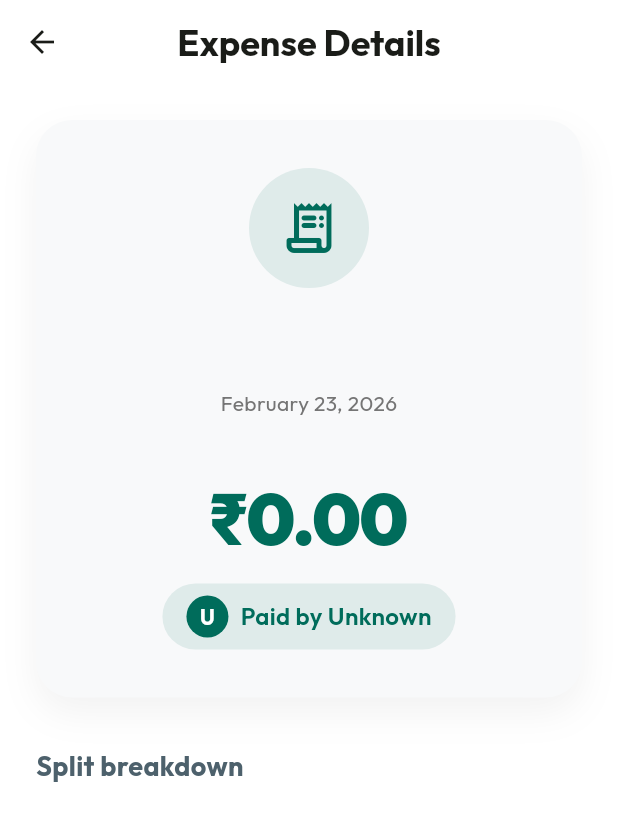
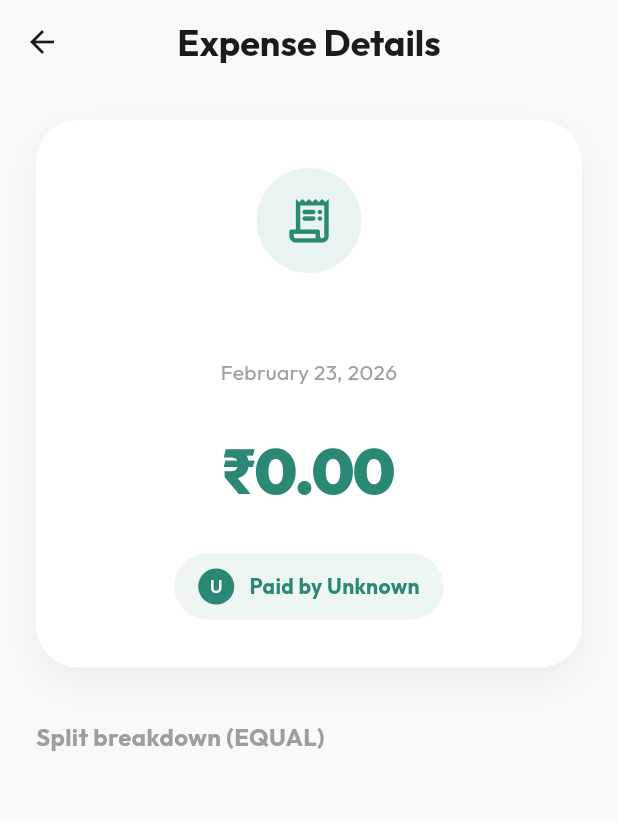
Before and after one commit to ANKITDANDOTIYA/split_x, a Flutter app: the ExpenseDetailScreen screen opened directly with empty values, on a phone screen of 412 x 824 dp. Shown: the top 821 px of the screen. Run offline on Flutter 3.47's test engine with Material 3 defaults, Android fonts, the phone set to English and light mode, and no system bars; our stand-ins replace cloud_firestore, email_validator, firebase_auth, firebase_core, flutter_contacts, google_fonts and 3 more; accounts and stored records are empty.

Commit message:
Update the Expense Detail Screen Acoording to the Custom Expense Feature

```diff
--- a/lib/screens/expense_detail_screen.dart
+++ b/lib/screens/expense_detail_screen.dart
@@ -16,94 +16,89 @@ class ExpenseDetailScreen extends StatelessWidget {
 
   @override
   Widget build(BuildContext context) {
-    final payerName = group.participants
-            .firstWhere((p) => p.id == expense.payerId,
-                orElse: () => Participant(id: '?', name: 'Unknown'))
-            .name;
 
-    final splitAmount = expense.amount / expense.involvedParticipantIds.length;
+    final Color primaryGreen = const Color.fromARGB(255, 43, 136, 116);
+    final bool isDark = Theme.of(context).brightness == Brightness.dark;
+
+    final payer = group.participants.firstWhere(
+      (p) => p.id == expense.payerId,
+      orElse: () => Participant(id: '?', name: 'Unknown'),
+    );
 
     return Scaffold(
-      backgroundColor: Theme.of(context).scaffoldBackgroundColor,
+      backgroundColor: isDark ? const Color(0xFF121212) : const Color(0xFFF8F9FA),
       appBar: AppBar(
-        title: const Text("Expense Details"),
+        title: const Text("Expense Details", style: TextStyle(fontWeight: FontWeight.bold)),
         centerTitle: true,
+        backgroundColor: Colors.transparent,
+        elevation: 0,
       ),
       body: SingleChildScrollView(
-        padding: const EdgeInsets.all(24),
+        padding: const EdgeInsets.only(top: 24, left: 24, right: 24, bottom: 50),
         child: Column(
           children: [
-            // Receipt Card
+
             Container(
               width: double.infinity,
               padding: const EdgeInsets.all(32),
               decoration: BoxDecoration(
-                color: Theme.of(context).cardTheme.color,
-                borderRadius: BorderRadius.circular(24),
+                color: isDark ? const Color(0xFF1E1E1E) : Colors.white,
+                borderRadius: BorderRadius.circular(28),
                 boxShadow: [
-                  BoxShadow(color: Colors.black.withOpacity(0.05), blurRadius: 20, offset: const Offset(0, 10)),
+                  BoxShadow(
+                    color: Colors.black.withOpacity(0.05),
+                    blurRadius: 20,
+                    offset: const Offset(0, 10),
+                  ),
                 ],
               ),
               child: Column(
                 children: [
-                  Container(
-                    width: 80,
-                    height: 80,
-                    decoration: BoxDecoration(
-                      color: Theme.of(context).colorScheme.primary.withOpacity(0.1),
-                      shape: BoxShape.circle,
-                    ),
-                    child: Icon(Icons.receipt_long_rounded, size: 40, color: Theme.of(context).colorScheme.primary),
+                  CircleAvatar(
+                    radius: 35,
+                    backgroundColor: primaryGreen.withOpacity(0.1),
+                    child: Icon(Icons.receipt_long_rounded, size: 35, color: primaryGreen),
                   ),
-                  const SizedBox(height: 24),
+                  const SizedBox(height: 20),
                   Text(
                     expense.title,
-                    style: const TextStyle(fontSize: 24, fontWeight: FontWeight.bold),
-                    textAlign: TextAlign.center,
+                    style: const TextStyle(fontSize: 22, fontWeight: FontWeight.bold),
                   ),
-                  const SizedBox(height: 8),
+                  const SizedBox(height: 5),
                   Text(
                     DateFormat.yMMMMd().format(expense.date),
-                    style: TextStyle(color: Colors.grey[600], fontSize: 14),
+                    style: TextStyle(color: Colors.grey[500], fontSize: 14),
                   ),
-                  const SizedBox(height: 32),
+                  const SizedBox(height: 25),
                   Text(
                     "₹${expense.amount.toStringAsFixed(2)}",
                     style: TextStyle(
-                      fontSize: 48,
+                      fontSize: 42,
                       fontWeight: FontWeight.w900,
-                      color: Theme.of(context).colorScheme.primary,
+                      color: primaryGreen,
                       letterSpacing: -1,
                     ),
                   ),
-                  const SizedBox(height: 8),
+                  const SizedBox(height: 25),
+
                   Container(
-                    padding: const EdgeInsets.symmetric(horizontal: 16, vertical: 8),
+                    padding: const EdgeInsets.symmetric(horizontal: 16, vertical: 10),
                     decoration: BoxDecoration(
-                      color: Theme.of(context).colorScheme.primary.withOpacity(0.1),
-                      borderRadius: BorderRadius.circular(30),
+                      color: primaryGreen.withOpacity(0.08),
+                      borderRadius: BorderRadius.circular(50),
                     ),
                     child: Row(
                       mainAxisSize: MainAxisSize.min,
                       children: [
                         CircleAvatar(
-                          radius: 14,
-                          backgroundColor: Theme.of(context).colorScheme.primary,
-                          foregroundColor: Theme.of(context).colorScheme.onPrimary,
-                          child: Text(
-                            payerName.isNotEmpty ? payerName[0] : '?',
-                            style: const TextStyle(fontSize: 14, fontWeight: FontWeight.bold),
-                          ),
+                          radius: 12,
+                          backgroundColor: primaryGreen,
+                          child: Text(payer.name[0].toUpperCase(),
+                            style: const TextStyle(color: Colors.white, fontSize: 12)),
                         ),
-                        const SizedBox(width: 8),
-                        Text(
-                          "Paid by $payerName",
-                          style: TextStyle(
-                            color: Theme.of(context).colorScheme.primary,
-                            fontWeight: FontWeight.w600,
-                            fontSize: 16,
-                          ),
-                        ),
+                        const SizedBox(width: 10),
+                        Text("Paid by ${payer.name}",
+                          style: TextStyle(color: primaryGreen, fontWeight: FontWeight.bold)),
                       ],
                     ),
                   ),
@@ -111,22 +106,23 @@ class ExpenseDetailScreen extends StatelessWidget {
               ),
             ),
 
-            const SizedBox(height: 32),
+            const SizedBox(height: 35),
 
-            // Split Details
+
             Align(
               alignment: Alignment.centerLeft,
               child: Text(
-                "Split breakdown",
-                style: TextStyle(fontSize: 18, fontWeight: FontWeight.bold, color: Theme.of(context).colorScheme.secondary),
+                "Split breakdown (${expense.splitType.name.toUpperCase()})",
+                style: const TextStyle(fontSize: 16, fontWeight: FontWeight.bold, color: Colors.grey),
               ),
             ),
-            const SizedBox(height: 16),
+            const SizedBox(height: 15),
 
             Container(
+              // padding: const EdgeInsets.only(bottom: 20),
               decoration: BoxDecoration(
-                color: Theme.of(context).cardTheme.color,
-                borderRadius: BorderRadius.circular(20),
+                color: isDark ? const Color(0xFF1E1E1E) : Colors.white,
+                borderRadius: BorderRadius.circular(24),
               ),
               child: Column(
                 children: expense.involvedParticipantIds.map((id) {
@@ -134,34 +130,40 @@ class ExpenseDetailScreen extends StatelessWidget {
                     (p) => p.id == id,
                     orElse: () => Participant(id: '?', name: 'Unknown'),
                   );
+
+                  //  CUSTOM LOGIC: Check if split is custom or equal
+                  double displayAmount = 0;
+                  if (expense.splitType == SplitType.equal) {
+                    displayAmount = expense.amount / expense.involvedParticipantIds.length;
+                  } else {
+                    // Custom values (Percentage/Exact) se amount uthao
+                    displayAmount = expense.customValues?[id] ?? 0;
+                  }
+
                   bool isLast = id == expense.involvedParticipantIds.last;
 
                   return Column(
                     children: [
                       ListTile(
-                        contentPadding: const EdgeInsets.symmetric(horizontal: 20, vertical: 8),
+                        contentPadding: const EdgeInsets.symmetric(horizontal: 20, vertical: 10),
                         leading: CircleAvatar(
-                          backgroundColor: Theme.of(context).colorScheme.secondaryContainer,
-                          foregroundColor: Theme.of(context).colorScheme.secondary,
-                          child: Text(person.name.isNotEmpty ? person.name[0] : '?'),
+                          backgroundColor: primaryGreen.withOpacity(0.1),
+                          child: Text(person.name[0], style: TextStyle(color: primaryGreen, fontWeight: FontWeight.bold)),
                         ),
-                        title: Text(person.name, style: const TextStyle(fontWeight: FontWeight.w600)),
+                        title: Text(person.name, style: const TextStyle(fontWeight: FontWeight.bold)),
                         subtitle: Text(
-                          person.id == expense.payerId ? "Already Paid" : "Owes $payerName",
+                          person.id == expense.payerId ? "Paid for self" : "Owes ${payer.name}",
                           style: TextStyle(
-                            color: person.id == expense.payerId
-                                ? Colors.green
-                                : Colors.redAccent,
-                            fontSize: 13,
-                            fontWeight: FontWeight.w500,
+                            color: person.id == expense.payerId ? Colors.green : Colors.redAccent,
+                            fontSize: 12,
                           ),
                         ),
                         trailing: Text(
-                          "₹${splitAmount.toStringAsFixed(2)}",
-                          style: const TextStyle(fontWeight: FontWeight.bold, fontSize: 16),
+                          "₹${displayAmount.toStringAsFixed(2)}",
+                          style: const TextStyle(fontWeight: FontWeight.w900, fontSize: 16),
                         ),
                       ),
-                      if (!isLast) Divider(height: 1, indent: 70, color: Colors.grey[100]),
+                      if (!isLast) Divider(height: 1, indent: 70, color: Colors.grey.withOpacity(0.1)),
                     ],
                   );
                 }).toList(),
@@ -173,7 +175,7 @@ class ExpenseDetailScreen extends StatelessWidget {
     );
   }
 }
-// import 'package:flutter/material.dart';
+
 // import 'package:intl/intl.dart';
 // import '../models/expense.dart';
 // import '../models/group.dart';
```
